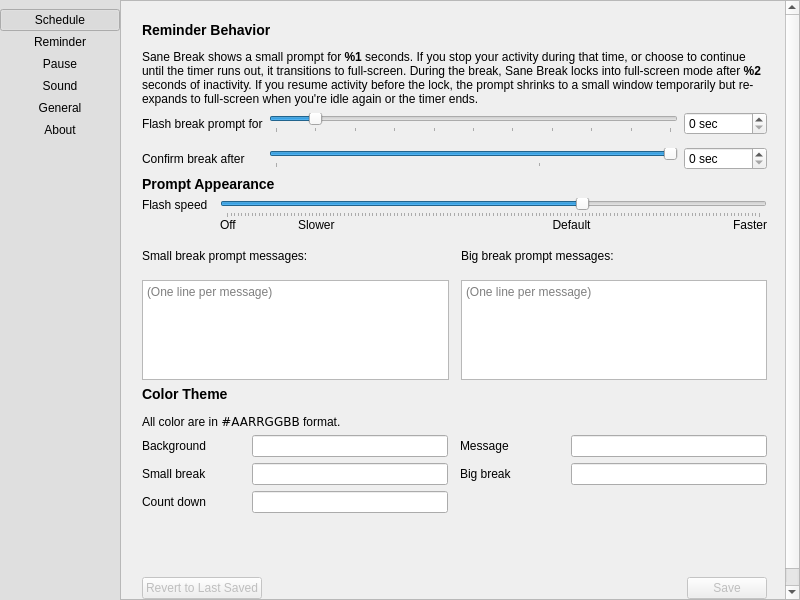
First picture: the form in src/gui/pref-window.ui, repository AllanChain/sane-break, before the edit.
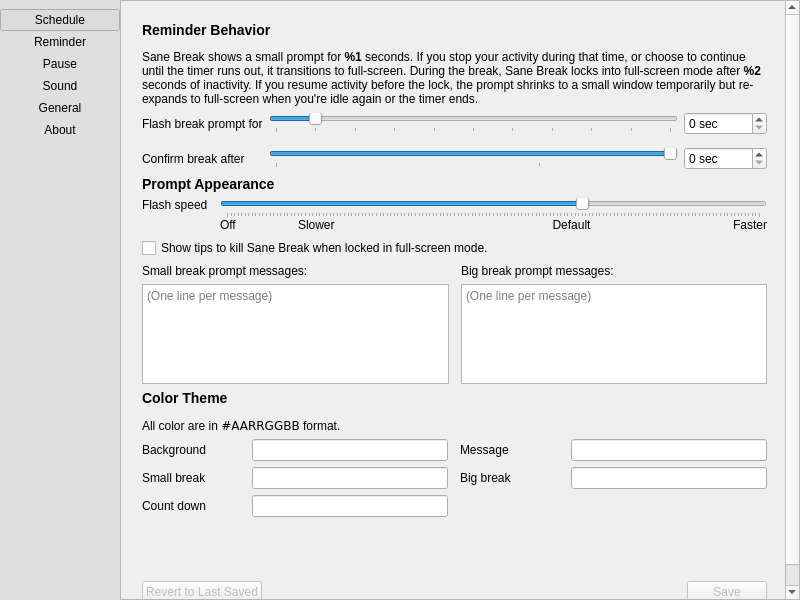
Second picture: the form after the edit. The open tabs and pages were chosen to show the change. Icons and pictures are not drawn. Custom widgets are drawn as their Qt base class.

Commit message:
optionally show tips to kill Sane Break when force
Closes #42

The edit to the form file:
```diff
--- a/src/gui/pref-window.ui
+++ b/src/gui/pref-window.ui
@@ -229,7 +229,7 @@
          <x>0</x>
          <y>0</y>
          <width>659</width>
-         <height>647</height>
+         <height>679</height>
         </rect>
        </property>
        <layout class="QVBoxLayout" name="verticalLayout_8">
@@ -696,6 +696,13 @@
               </item>
              </layout>
             </item>
+            <item>
+             <widget class="QCheckBox" name="showKillTip">
+              <property name="text">
+               <string>Show tips to kill Sane Break when locked in full-screen mode.</string>
+              </property>
+             </widget>
+            </item>
             <item>
              <layout class="QGridLayout" name="gridLayout">
               <property name="horizontalSpacing">
```
The commit also changes 7 other files.
